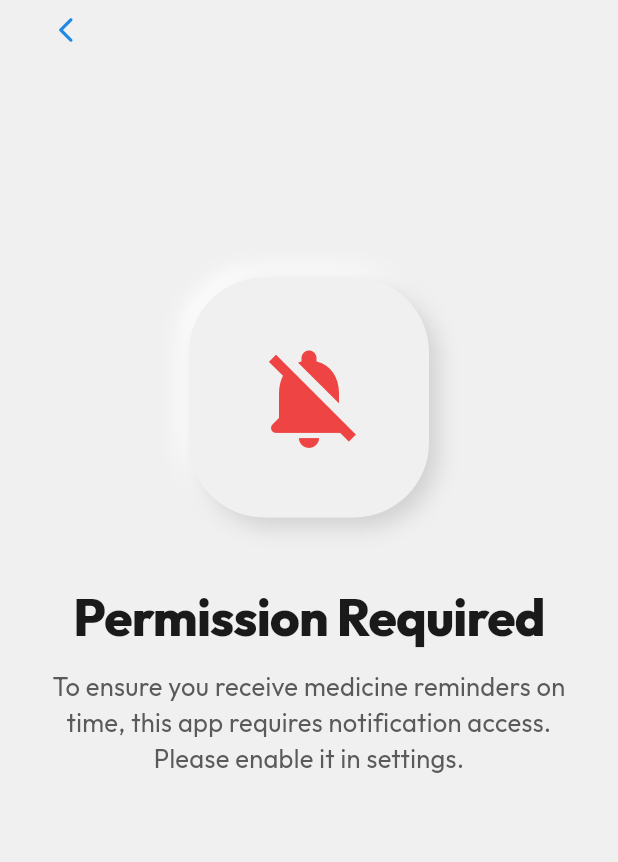
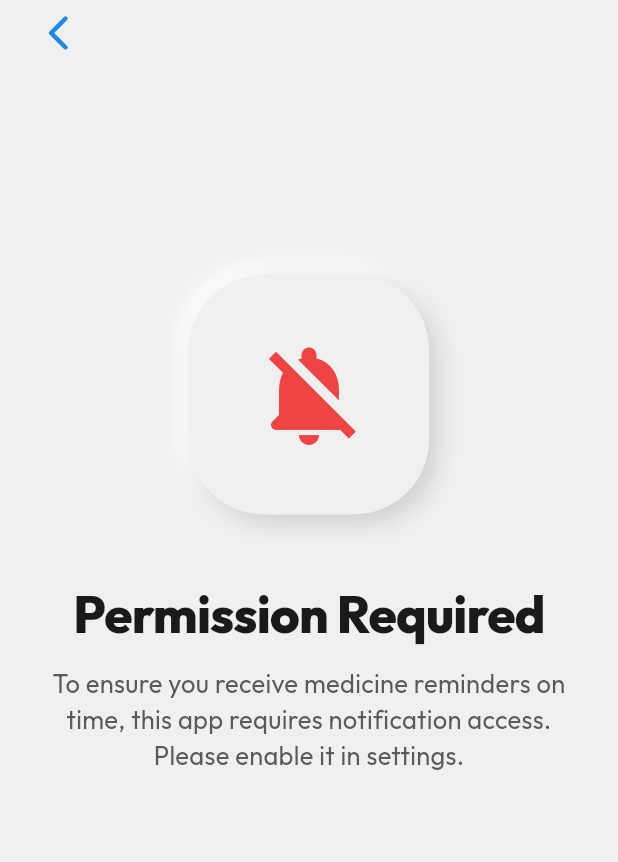
Before and after one commit to alzabirr/medicine_reminder, a Flutter app: the PermissionRequiredScreen screen opened directly, on a phone screen of 412 x 824 dp. Shown: the top 862 px of the screen. Run offline on Flutter 3.47's test engine with Material 3 defaults, Android fonts, the phone set to English and light mode, and no system bars; our stand-ins replace awesome_notifications, google_fonts, hive, hive_flutter, image_picker, lottie and 2 more; accounts and stored records are empty.

Commit message:
back icon , fixed nt

```diff
--- a/lib/screens/permission_required_screen.dart
+++ b/lib/screens/permission_required_screen.dart
@@ -25,17 +25,13 @@ class PermissionRequiredScreen extends StatelessWidget {
               // Back Button
               Align(
                 alignment: Alignment.topLeft,
-                child: GestureDetector(
-                  onTap: () => Navigator.of(context).pop(),
-                  child: Container(
-                    padding: const EdgeInsets.all(10),
-                    decoration: BoxDecoration(
-                      shape: BoxShape.circle,
-                      color: AppTheme.surfaceColor,
-                    ),
+                child: Padding(
+                  padding: const EdgeInsets.only(top: 8, left: 1),
+                  child: GestureDetector(
+                    onTap: () => Navigator.of(context).pop(),
                     child: Icon(
                       Icons.arrow_back_ios_new_rounded,
-                      size: 20,
+                      size: 28,
                       color: AppTheme.primaryColor,
                     ),
                   ),
```
Also changed, not shown: lib/screens/notification_permission_screen.dart (+27 -10 lines).
